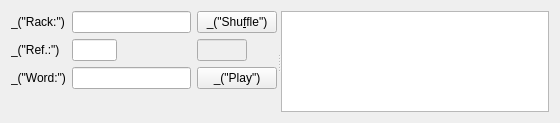
Above: qt/ui/topping_widget.ui from cjlano/eliot before the change. Below: the same form after it.
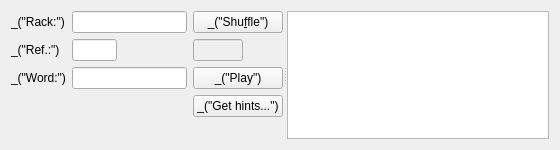
That is the form after the change.

Commit message: Topping: integrate hints

Diff of the .ui file:
```diff
--- a/qt/ui/topping_widget.ui
+++ b/qt/ui/topping_widget.ui
@@ -7,7 +7,7 @@
     <x>0</x>
     <y>0</y>
     <width>560</width>
-    <height>123</height>
+    <height>150</height>
    </rect>
   </property>
   <layout class="QVBoxLayout" name="verticalLayout">
@@ -68,6 +68,19 @@
          </property>
         </widget>
        </item>
+       <item row="4" column="0">
+        <spacer name="verticalSpacer">
+         <property name="orientation">
+          <enum>Qt::Vertical</enum>
+         </property>
+         <property name="sizeHint" stdset="0">
+          <size>
+           <width>20</width>
+           <height>40</height>
+          </size>
+         </property>
+        </spacer>
+       </item>
        <item row="2" column="0">
         <widget class="QLabel" name="label_2">
          <property name="text">
@@ -92,19 +105,6 @@
          </property>
         </widget>
        </item>
-       <item row="3" column="0">
-        <spacer name="verticalSpacer">
-         <property name="orientation">
-          <enum>Qt::Vertical</enum>
-         </property>
-         <property name="sizeHint" stdset="0">
-          <size>
-           <width>20</width>
-           <height>40</height>
-          </size>
-         </property>
-        </spacer>
-       </item>
        <item row="1" column="2">
         <widget class="QLineEdit" name="lineEditPoints">
          <property name="enabled">
@@ -124,6 +124,13 @@
          </property>
         </widget>
        </item>
+       <item row="3" column="2">
+        <widget class="QPushButton" name="pushButtonGetHints">
+         <property name="text">
+          <string>_(&quot;Get hints...&quot;)</string>
+         </property>
+        </widget>
+       </item>
       </layout>
      </widget>
      <widget class="QTableView" name="tableViewMoves">
```
The commit also changes 6 other files.
